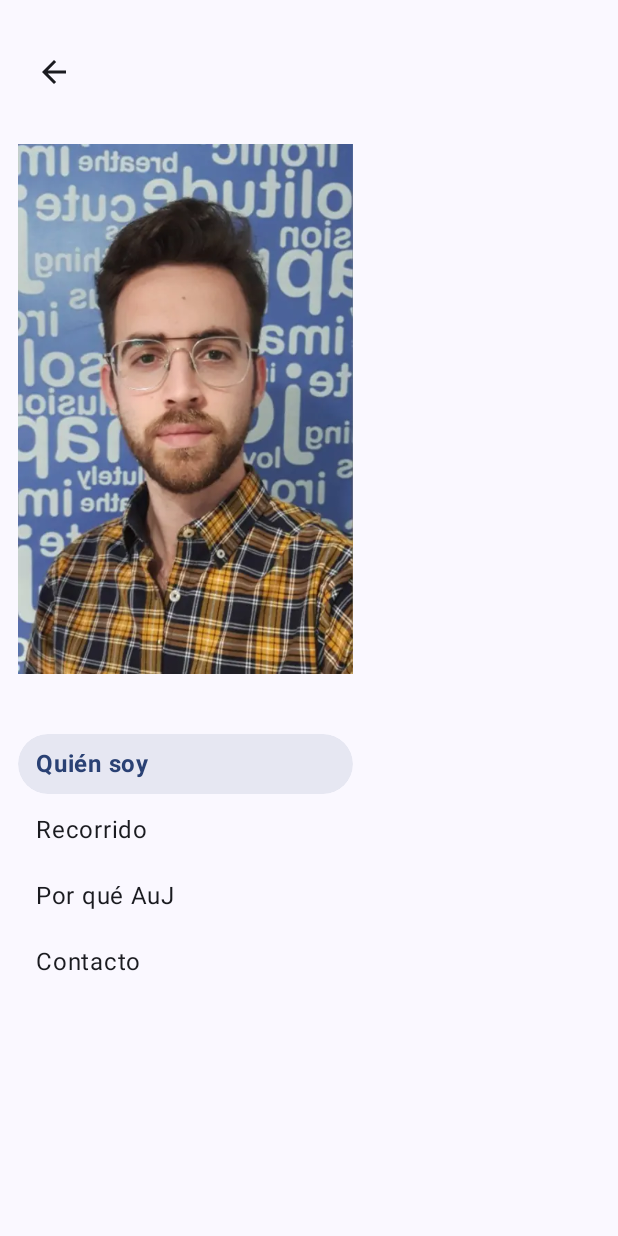
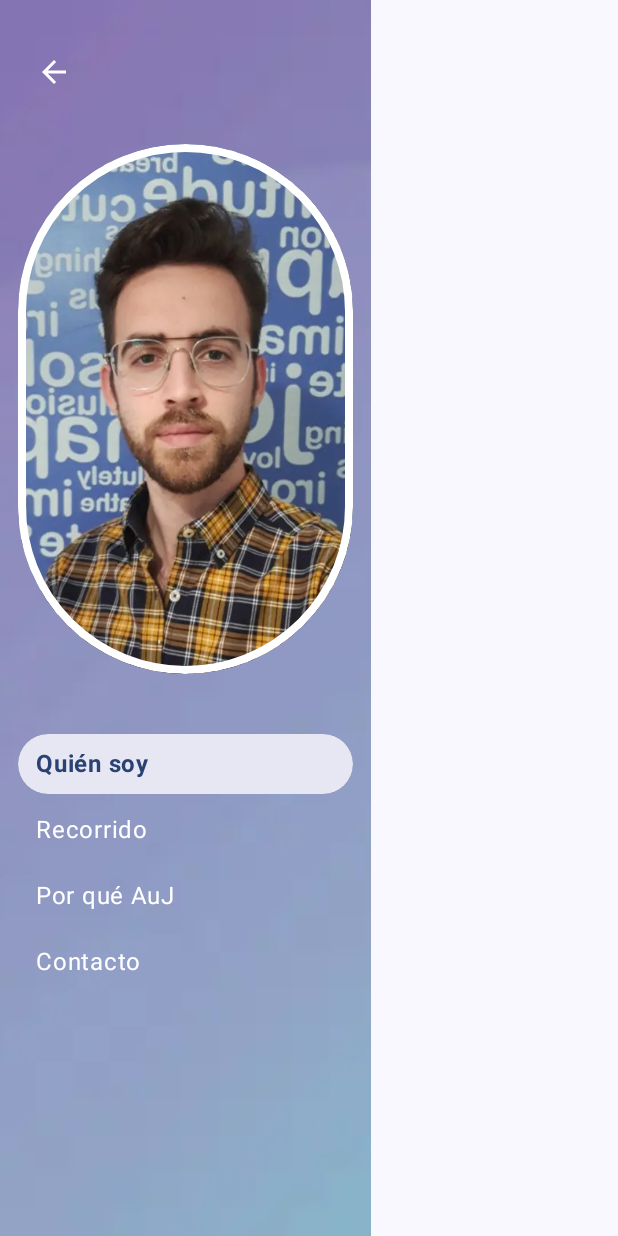
Before and after one commit to AlejandroRomero94/AuJ-App, an Android app built with Jetpack Compose: the composable CustomDrawer shown on its own in the app's theme, on a phone screen of 412 x 824 dp. Run offline under Robolectric (Android 15) with nearby library versions, the phone set to English and light mode, and no system bars.

Commit message:
Custom Drawer design finished

```diff
--- a/app/src/main/java/com/alejandro/aujapp/presentation/component/CustomDrawer.kt
+++ b/app/src/main/java/com/alejandro/aujapp/presentation/component/CustomDrawer.kt
@@ -1,23 +1,30 @@
 package com.alejandro.aujapp.presentation.component
 
 import androidx.compose.foundation.Image
+import androidx.compose.foundation.background
+import androidx.compose.foundation.border
 import androidx.compose.foundation.layout.Box
 import androidx.compose.foundation.layout.Column
 import androidx.compose.foundation.layout.Spacer
 import androidx.compose.foundation.layout.fillMaxHeight
+import androidx.compose.foundation.layout.fillMaxSize
 import androidx.compose.foundation.layout.fillMaxWidth
 import androidx.compose.foundation.layout.height
 import androidx.compose.foundation.layout.padding
+import androidx.compose.foundation.shape.CircleShape
 import androidx.compose.material.icons.Icons
 import androidx.compose.material.icons.automirrored.filled.ArrowBack
-import androidx.compose.material.icons.filled.ArrowBack
 import androidx.compose.material3.Icon
 import androidx.compose.material3.IconButton
 import androidx.compose.material3.MaterialTheme
 import androidx.compose.runtime.Composable
 import androidx.compose.ui.Alignment
 import androidx.compose.ui.Modifier
+import androidx.compose.ui.draw.clip
+import androidx.compose.ui.graphics.Color
+import androidx.compose.ui.layout.ContentScale
 import androidx.compose.ui.res.painterResource
+import androidx.compose.ui.tooling.preview.Preview
 import androidx.compose.ui.unit.dp
 import com.alejandro.aujapp.R
 import com.alejandro.aujapp.domain.model.NavigationItem
@@ -28,10 +35,19 @@ fun CustomDrawer(
     onNavigationItemClick: (NavigationItem) -> Unit,
     onCloseClick: () -> Unit
 ) {
-    Column(
+    Box(
         modifier = Modifier
             .fillMaxHeight()
             .fillMaxWidth(0.6f)
+    ) {
+        Image(
+            painter = painterResource(id = R.drawable.background_drawer),contentDescription = "background",
+            modifier = Modifier.fillMaxSize(),
+            contentScale = ContentScale.Crop
+        )
+        Column(
+            modifier = Modifier
+                .fillMaxSize()
                 .padding(horizontal = 12.dp),
             horizontalAlignment = Alignment.CenterHorizontally
         ) {
@@ -40,26 +56,31 @@ fun CustomDrawer(
                     .fillMaxWidth()
                     .padding(top = 24.dp)
             ) {
-            IconButton(onClick =  onCloseClick ) {
+                IconButton(onClick = onCloseClick) {
                     Icon(
                         imageVector = Icons.AutoMirrored.Filled.ArrowBack,
                         contentDescription = "Back Arrow Icon",
-                    tint = MaterialTheme.colorScheme.onSurface
+                        tint = Color.White
                     )
-
                 }
             }
             Spacer(modifier = Modifier.height(24.dp))
             Image(
                 painter = painterResource(id = R.drawable.profile),
-            contentDescription = "My photo"
+                contentDescription = "My photo",
+                modifier = Modifier
+                    .clip(CircleShape)
+                    .border(5.dp, Color.White, CircleShape)
             )
             Spacer(modifier = Modifier.height(40.dp))
-        NavigationItem.entries.toTypedArray().take(4).forEach{navigationItem ->
-            NavigationItemView(navigationItem = navigationItem, selected = navigationItem==selectedNavigationItem,
-                onClick = {onNavigationItemClick(navigationItem)})
+            NavigationItem.entries.toTypedArray().take(4).forEach { navigationItem ->
+                NavigationItemView(
+                    navigationItem = navigationItem,
+                    selected = navigationItem == selectedNavigationItem,
+                    onClick = { onNavigationItemClick(navigationItem) })
                 Spacer(modifier = Modifier.height(4.dp))
             }
             Spacer(modifier = Modifier.weight(1f))
         }
     }
+}
--- a/app/src/main/java/com/alejandro/aujapp/presentation/component/NavigationItemView.kt
+++ b/app/src/main/java/com/alejandro/aujapp/presentation/component/NavigationItemView.kt
@@ -45,7 +45,7 @@ fun NavigationItemView(
         Text(
             text = navigationItem.title,
             color= if (selected) MaterialTheme.colorScheme.primary
-            else MaterialTheme.colorScheme.onSurface,
+            else Color.White,
             fontWeight = if(selected) FontWeight.Bold else FontWeight.Normal,
             lineHeight = 20.sp
         )
--- a/app/src/main/java/com/alejandro/aujapp/util/Functions.kt
+++ b/app/src/main/java/com/alejandro/aujapp/util/Functions.kt
@@ -1,12 +1,9 @@
 package com.alejandro.aujapp.util
 
 import android.annotation.SuppressLint
-import androidx.compose.runtime.Composable
 import androidx.compose.ui.Modifier
 import androidx.compose.ui.composed
 import androidx.compose.ui.draw.drawBehind
-
-import androidx.compose.ui.geometry.CornerRadius
 import androidx.compose.ui.graphics.Color
 import androidx.compose.ui.graphics.Paint
 import androidx.compose.ui.graphics.drawscope.drawIntoCanvas
```
Also changed, not shown: app/src/main/res/drawable/background_drawer.webp (added). Lines whose indentation alone changed are shown as unchanged.
